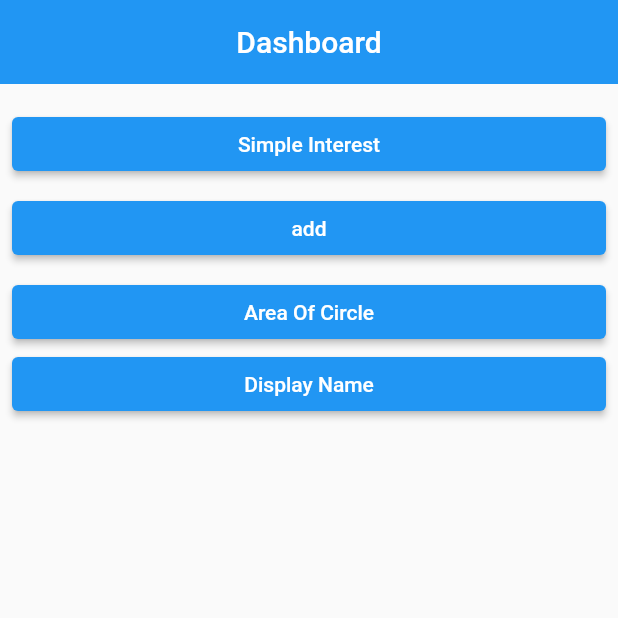
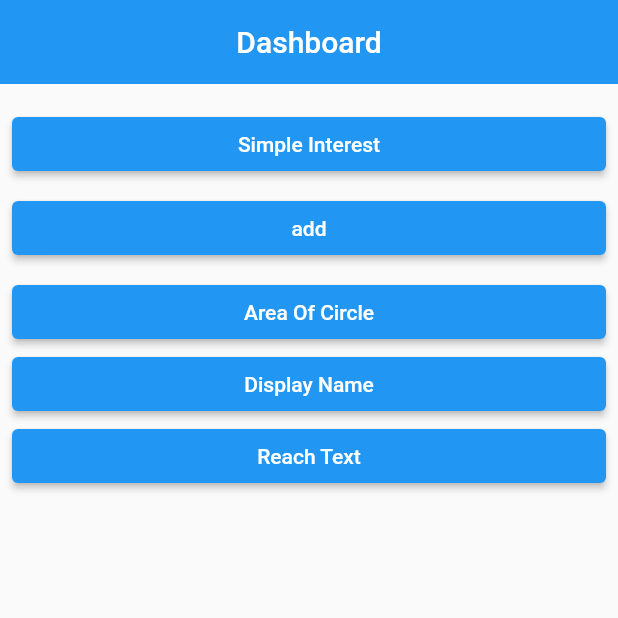
Before and after one commit to SudipSinghKhati/simple_intrest, a Flutter app: the screen it shows after launch, on a phone screen of 412 x 824 dp, the top half of it. Run offline on Flutter 3.47's test engine with Material 2 defaults, Android fonts, the phone set to English and light mode, and no system bars.

Commit message:
Reach Text

```diff
--- a/lib/app.dart
+++ b/lib/app.dart
@@ -3,6 +3,7 @@ import 'package:simple_intrest/view/Dashboard.dart';
 import 'package:simple_intrest/view/add.dart';
 import 'package:simple_intrest/view/area_of_circle.dart';
 import 'package:simple_intrest/view/display.dart';
+import 'package:simple_intrest/view/reach_text.dart';
 import 'package:simple_intrest/view/simple_intrest.dart';
 
 class App extends StatelessWidget {
@@ -19,6 +20,7 @@ class App extends StatelessWidget {
           '/siRoute': (context) => const SimpleIntrest(),
           '/AOCRoute': (context) => const circleView(),
           '/displayNameRoute':(context) => const display(),
+          '/reachTextRoute':(context) => const reachTextView(),
         });
   }
 }
--- a/lib/model/Math.dart
+++ b/lib/model/Math.dart
@@ -4,6 +4,7 @@ class Math {
   }
 
   double sub(double firstNumber, double secondNumber) {
-    return firstNumber + secondNumber;
+    return firstNumber - secondNumber;
+
   }
 }
--- a/lib/view/Dashboard.dart
+++ b/lib/view/Dashboard.dart
@@ -45,6 +45,14 @@ class DashboardView extends StatelessWidget {
                   },
                   child: const Text('Display Name')),
             ),
+              SizedBox(
+              width: double.infinity,
+              child: ElevatedButton(
+                  onPressed: () {
+                    Navigator.pushNamed(context, '/reachTextRoute');
+                  },
+                  child: const Text('Reach Text')),
+            ),
           ],
         ),
       ),
--- a/lib/view/display.dart
+++ b/lib/view/display.dart
@@ -11,7 +11,7 @@ class display extends StatefulWidget {
 class _displayState extends State<display> {
   String friendName = 'Click Me';
   DisplayName displayName = DisplayName();
-  late Ds;
+
   void getName() {
     // inita
     setState(() {
```
Also changed, not shown: lib/view/reach_text.dart (added, +59 -0 lines), lib/view/column_view.dart (added).
